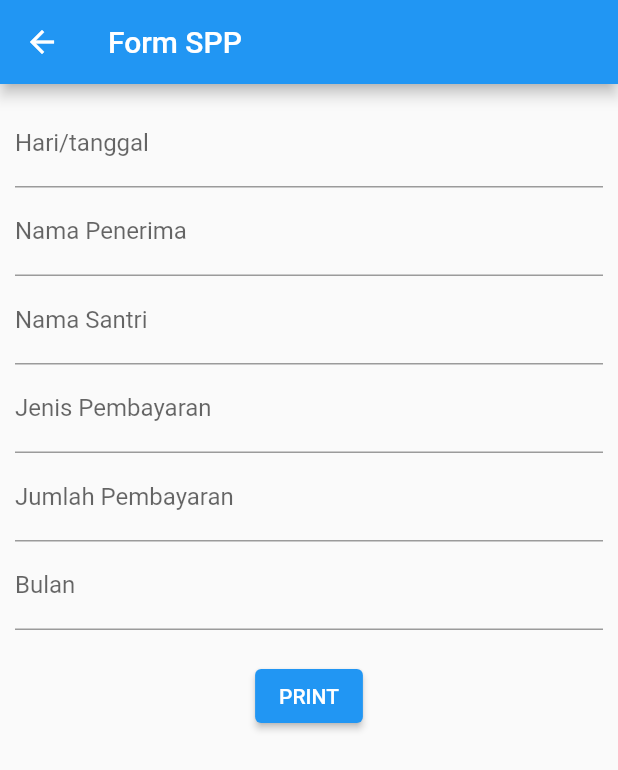
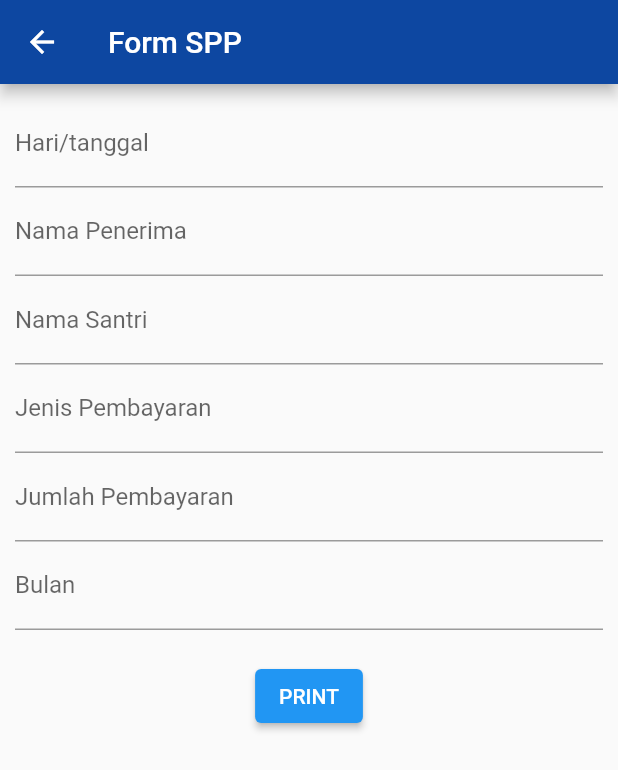
Before and after one commit to AchmadSyahh226/MyTPQ_Mobile, a Flutter app: the bayarSPP screen opened directly, on a phone screen of 412 x 824 dp. Shown: the top 770 px of the screen. Run offline on Flutter 3.47's test engine with Material 2 defaults, Android fonts, the phone set to English and light mode, and no system bars; our stand-ins replace pdf.

Commit message:
Mengubah warna AppBar

```diff
--- a/lib/profiltpq.dart
+++ b/lib/profiltpq.dart
@@ -13,6 +13,7 @@ class _MyTpqProfilState extends State<MyTpqProfil> {
     return Scaffold(
         appBar: AppBar(
           title: const Text("Profil TPQ"),
+          backgroundColor: Colors.blue[900],
         ),
         body: Container(
           padding: const EdgeInsets.all(20),
--- a/lib/spp.dart
+++ b/lib/spp.dart
@@ -25,7 +25,7 @@ class _bayarSPPState extends State<bayarSPP> {
   @override
   Widget build(BuildContext context) {
     return Scaffold(
-      appBar: AppBar(title: const Text("Form SPP")),
+      appBar: AppBar(title: const Text("Form SPP"), backgroundColor: Colors.blue[900],),
       body: Padding(
         padding: const EdgeInsets.all(10.0),
         child: ListView(
```
